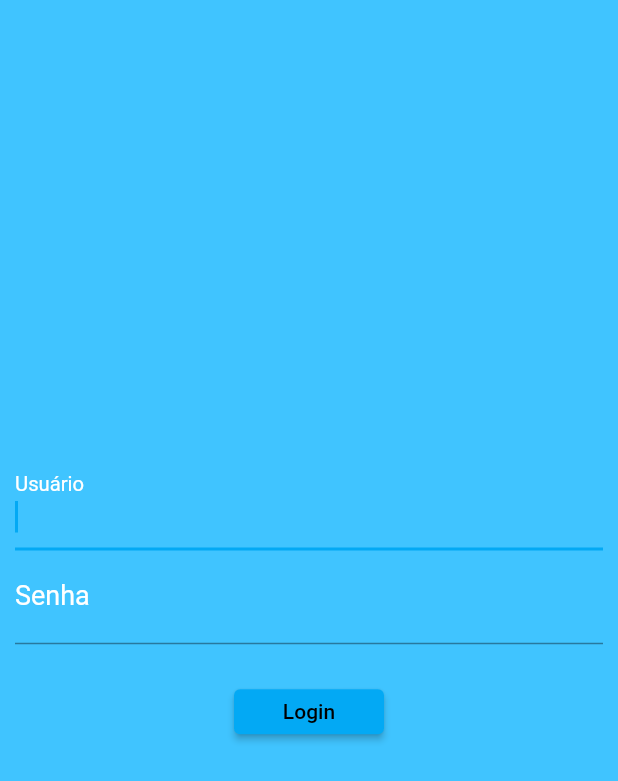
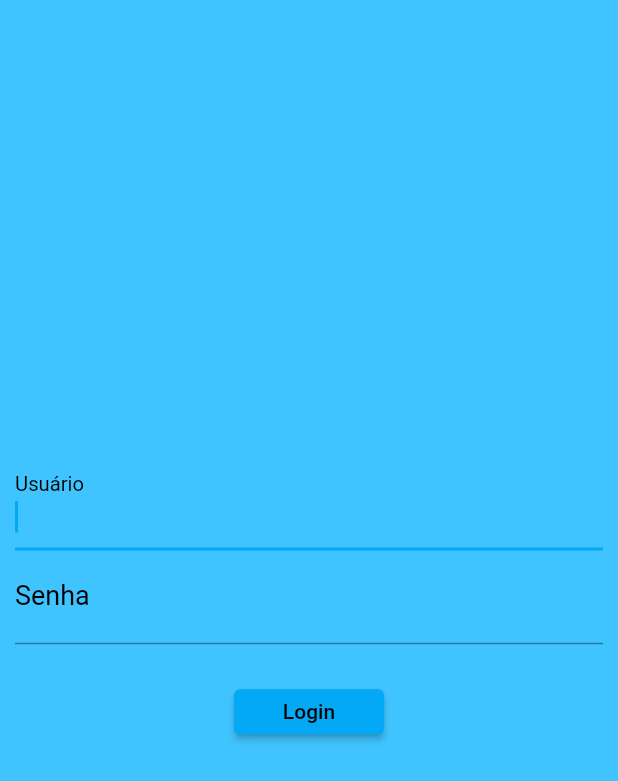
Before and after one commit to gkpiccoli/login_page, a Flutter app: the screen it shows after launch, on a phone screen of 412 x 824 dp. Shown: the top 781 px of the screen. Run offline on Flutter 3.47's test engine with Material 2 defaults, Android fonts, the phone set to English and light mode, and no system bars.

Commit message:
color changes

```diff
--- a/lib/main.dart
+++ b/lib/main.dart
@@ -11,6 +11,7 @@ class MeuApp extends StatelessWidget {
   @override
   Widget build(BuildContext context) {
     return MaterialApp(
+      debugShowCheckedModeBanner: false,
       title: 'página de login',
       theme: ThemeData(primarySwatch: Colors.lightBlue),
       home: const PaginaLogin(),
--- a/lib/pagina_login.dart
+++ b/lib/pagina_login.dart
@@ -28,7 +28,7 @@ class _PaginaLoginState extends State<PaginaLogin> {
                 ),
                 decoration: const InputDecoration(
                     labelText: 'Usuário',
-                    labelStyle: TextStyle(color: Colors.white)),
+                    labelStyle: TextStyle(color: Colors.black)),
               ),
               // TextFormField(
               //   autofocus: true,
@@ -52,7 +52,7 @@ class _PaginaLoginState extends State<PaginaLogin> {
                 ),
                 decoration: const InputDecoration(
                     labelText: 'Senha',
-                    labelStyle: TextStyle(color: Colors.white)),
+                    labelStyle: TextStyle(color: Colors.black)),
               ),
               //      const Divider(),
               Padding(
```
